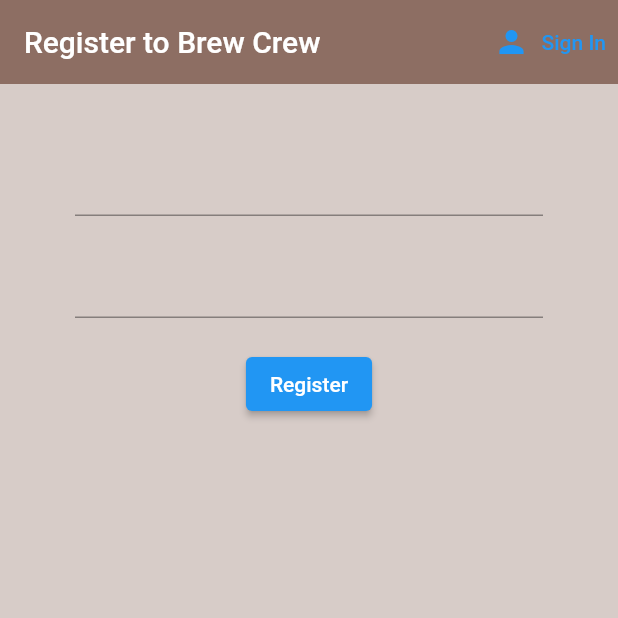
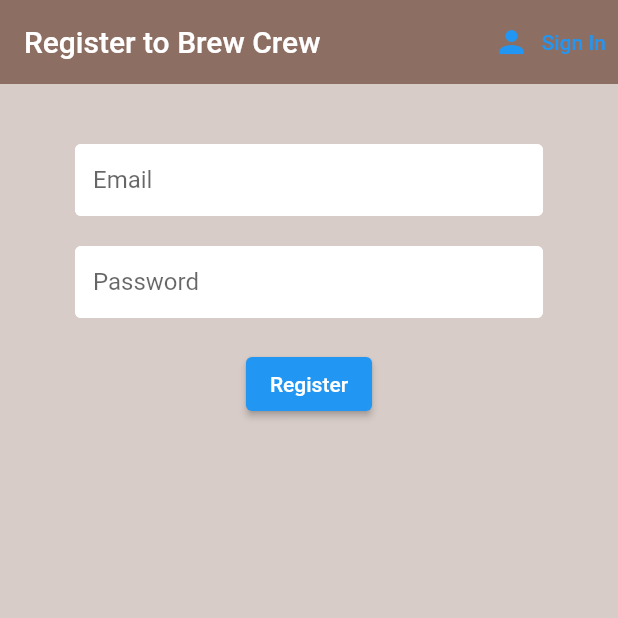
Before and after one commit to phondekarsahil/learn-flutter-firebase, a Flutter app: the screen it shows after launch, after a tap on "Sign In", after a tap on "Register", on a phone screen of 412 x 824 dp, the top half of it. Run offline on Flutter 3.47's test engine with Material 2 defaults, Android fonts, the phone set to English and light mode, and no system bars; our stand-ins replace firebase_auth, firebase_core, flutter_spinkit; accounts and stored records are empty; network calls fail.

Commit message:
Text Input Decoration and Loading Widget

```diff
--- a/flutter_firebase/lib/screens/authenticate/register.dart
+++ b/flutter_firebase/lib/screens/authenticate/register.dart
@@ -1,5 +1,7 @@
 import 'package:flutter/material.dart';
 import 'package:flutter_firebase/services/auth.dart';
+import 'package:flutter_firebase/shared/constants.dart';
+import 'package:flutter_firebase/shared/loading.dart';
 
 class Register extends StatefulWidget {
   final Function toggleView;
@@ -16,10 +18,13 @@ class _RegisterState extends State<Register> {
 
   String email = '';
   String password = '';
+  bool loading = false;
 
   @override
   Widget build(BuildContext context) {
-    return Scaffold(
+    return loading
+        ? const Loading()
+        : Scaffold(
             backgroundColor: Colors.brown[100],
             appBar: AppBar(
               backgroundColor: Colors.brown[400],
@@ -33,22 +38,29 @@ class _RegisterState extends State<Register> {
               ],
             ),
             body: Container(
-        padding: const EdgeInsets.symmetric(horizontal: 50.0, vertical: 20.0),
+              padding:
+                  const EdgeInsets.symmetric(horizontal: 50.0, vertical: 20.0),
               child: Form(
                 key: _formKey,
                 child: Column(
                   children: [
                     const SizedBox(height: 20.0),
                     TextFormField(
-                validator: (val) => val!.isEmpty ? 'Enter an email' : null,
+                      decoration:
+                          textInputDecoration.copyWith(hintText: 'Email'),
+                      validator: (val) =>
+                          val!.isEmpty ? 'Enter an email' : null,
                       onChanged: (val) {
                         setState(() => email = val);
                       },
                     ),
                     const SizedBox(height: 20.0),
                     TextFormField(
-                validator: (val) =>
-                    val!.length < 6 ? 'Enter a password 6+ chars long' : null,
+                      decoration:
+                          textInputDecoration.copyWith(hintText: 'Password'),
+                      validator: (val) => val!.length < 6
+                          ? 'Enter a password 6+ chars long'
+                          : null,
                       obscureText: true,
                       onChanged: (val) {
                         setState(() => password = val);
@@ -57,11 +69,13 @@ class _RegisterState extends State<Register> {
                     const SizedBox(height: 20.0),
                     ElevatedButton(
                         onPressed: () async {
+                          setState(() => loading = true);
                           if (_formKey.currentState!.validate()) {
-                      dynamic result = await _auth.registerWithEmailAndPassword(
-                          email, password);
+                            dynamic result = await _auth
+                                .registerWithEmailAndPassword(email, password);
                             if (result == null) {
                               setState(() {
+                                loading = false;
                                 error = "Please supply a valid email";
                               });
                             }
--- a/flutter_firebase/lib/screens/authenticate/sign_in.dart
+++ b/flutter_firebase/lib/screens/authenticate/sign_in.dart
@@ -1,5 +1,7 @@
 import 'package:flutter/material.dart';
 import 'package:flutter_firebase/services/auth.dart';
+import 'package:flutter_firebase/shared/constants.dart';
+import 'package:flutter_firebase/shared/loading.dart';
 
 class SignIn extends StatefulWidget {
   final Function toggleView;
@@ -16,10 +18,13 @@ class _SignInState extends State<SignIn> {
 
   String email = '';
   String password = '';
+  bool loading = false;
 
   @override
   Widget build(BuildContext context) {
-    return Scaffold(
+    return loading
+        ? const Loading()
+        : Scaffold(
             backgroundColor: Colors.brown[100],
             appBar: AppBar(
               backgroundColor: Colors.brown[400],
@@ -33,22 +38,29 @@ class _SignInState extends State<SignIn> {
               ],
             ),
             body: Container(
-        padding: const EdgeInsets.symmetric(horizontal: 50.0, vertical: 20.0),
+              padding:
+                  const EdgeInsets.symmetric(horizontal: 50.0, vertical: 20.0),
               child: Form(
                 key: _formKey,
                 child: Column(
                   children: [
                     const SizedBox(height: 20.0),
                     TextFormField(
-                validator: (val) => val!.isEmpty ? 'Enter an email' : null,
+                      decoration:
+                          textInputDecoration.copyWith(hintText: 'Email'),
+                      validator: (val) =>
+                          val!.isEmpty ? 'Enter an email' : null,
                       onChanged: (val) {
                         setState(() => email = val);
                       },
                     ),
                     const SizedBox(height: 20.0),
                     TextFormField(
-                validator: (val) =>
-                    val!.length < 6 ? 'Enter a password 6+ chars long' : null,
+                      decoration:
+                          textInputDecoration.copyWith(hintText: 'Password'),
+                      validator: (val) => val!.length < 6
+                          ? 'Enter a password 6+ chars long'
+                          : null,
                       obscureText: true,
                       onChanged: (val) {
                         setState(() => password = val);
@@ -57,11 +69,14 @@ class _SignInState extends State<SignIn> {
                     const SizedBox(height: 20.0),
                     ElevatedButton(
                         onPressed: () async {
-                    dynamic result =
-                        await _auth.signInWithEmailAndPassword(email, password);
+                          setState(() => loading = true);
+                          dynamic result = await _auth
+                              .signInWithEmailAndPassword(email, password);
                           if (result == null) {
                             setState(() {
-                        error = "Could not sign in with those credentials";
+                              loading = false;
+                              error =
+                                  "Could not sign in with those credentials";
                             });
                           }
                         },
--- /dev/null
+++ b/flutter_firebase/lib/shared/constants.dart
@@ -0,0 +1,13 @@
+import 'package:flutter/material.dart';
+
+const textInputDecoration = InputDecoration(
+  fillColor: Colors.white,
+  filled: true,
+  contentPadding: EdgeInsets.all(12.0),
+  enabledBorder: OutlineInputBorder(
+    borderSide: BorderSide(color: Colors.white, width: 2.0),
+  ),
+  focusedBorder: OutlineInputBorder(
+    borderSide: BorderSide(color: Colors.pink, width: 2.0),
+  ),
+);
--- /dev/null
+++ b/flutter_firebase/lib/shared/loading.dart
@@ -0,0 +1,19 @@
+import 'package:flutter/material.dart';
+import 'package:flutter_spinkit/flutter_spinkit.dart';
+
+class Loading extends StatelessWidget {
+  const Loading({Key? key}) : super(key: key);
+
+  @override
+  Widget build(BuildContext context) {
+    return Container(
+      color: Colors.brown[100],
+      child: const Center(
+        child: SpinKitChasingDots(
+          color: Colors.brown,
+          size: 50.0,
+        ),
+      ),
+    );
+  }
+}
--- a/flutter_firebase/pubspec.yaml
+++ b/flutter_firebase/pubspec.yaml
@@ -37,6 +37,7 @@ dependencies:
   firebase_core: ^1.20.0
   firebase_auth: ^3.6.2
   provider: ^6.0.3
+  flutter_spinkit: ^5.1.0
 
 dev_dependencies:
   flutter_test:
```
Also changed, not shown: flutter_firebase/pubspec.lock. Lines whose indentation alone changed are shown as unchanged.
